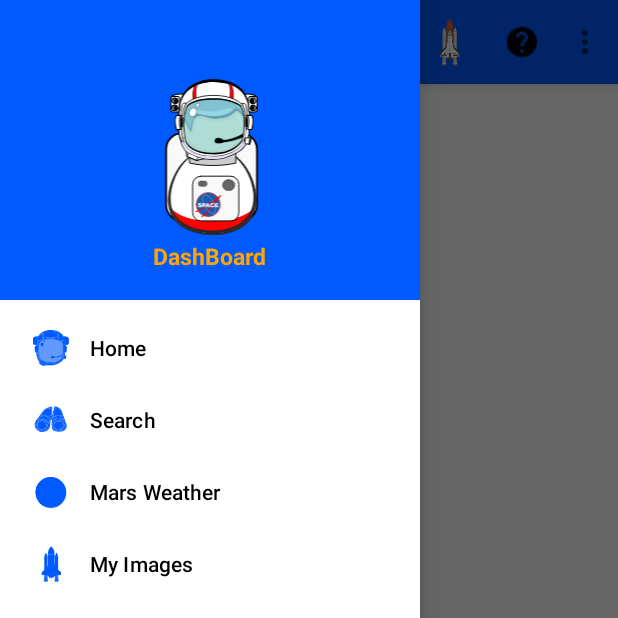
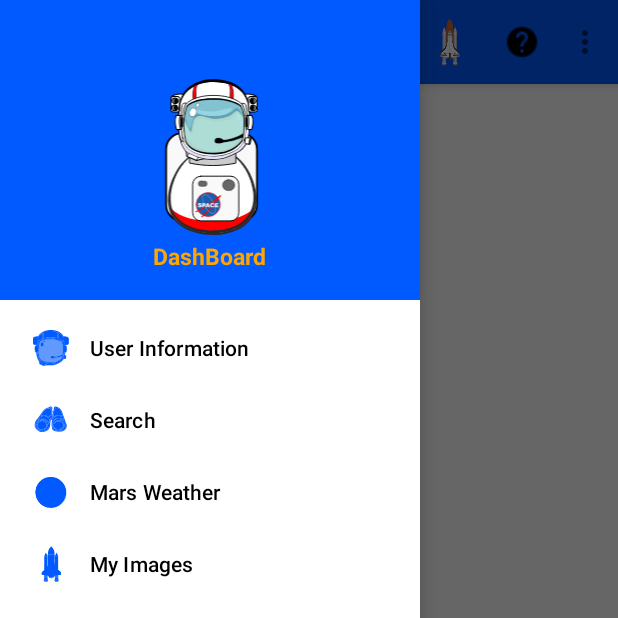
Before and after one commit to ETS-Android1/NASA_Android_App, an Android app: the DashboardActivity screen opened directly, with no data from a screen before it, with the side drawer open, on a phone screen of 412 x 824 dp, the top half of it. Run offline under Robolectric (Android 15) with nearby library versions, the phone set to English and light mode, and no system bars.

Commit message:
Small Updates to menu titles

```diff
--- a/app/src/main/res/menu/main_drawer_menu.xml
+++ b/app/src/main/res/menu/main_drawer_menu.xml
@@ -6,7 +6,7 @@
         <!-- menuitems for nav drawer and toolbar -->
         <item android:id="@+id/helmet"
             android:icon="@drawable/ic_helmetnasa"
-            android:title="@string/homeMenu"
+            android:title="@string/userMenu"
             android:visible="true"
             app:showAsAction="always"
             android:orderInCategory="0"/>
--- a/app/src/main/res/values/strings.xml
+++ b/app/src/main/res/values/strings.xml
@@ -35,7 +35,7 @@
     <!--Menu Item Titles-->
     <string name="myImages">My Images</string>
     <string name="searchMenu">Search</string>
-    <string name="homeMenu">Home</string>
+    <string name="userMenu">User Information</string>
     <string name="marsWeather">Mars Weather</string>
     <string name="exit">Exit</string>
     <string name="help">Help</string>
```
Also changed, not shown: 1 other file.
